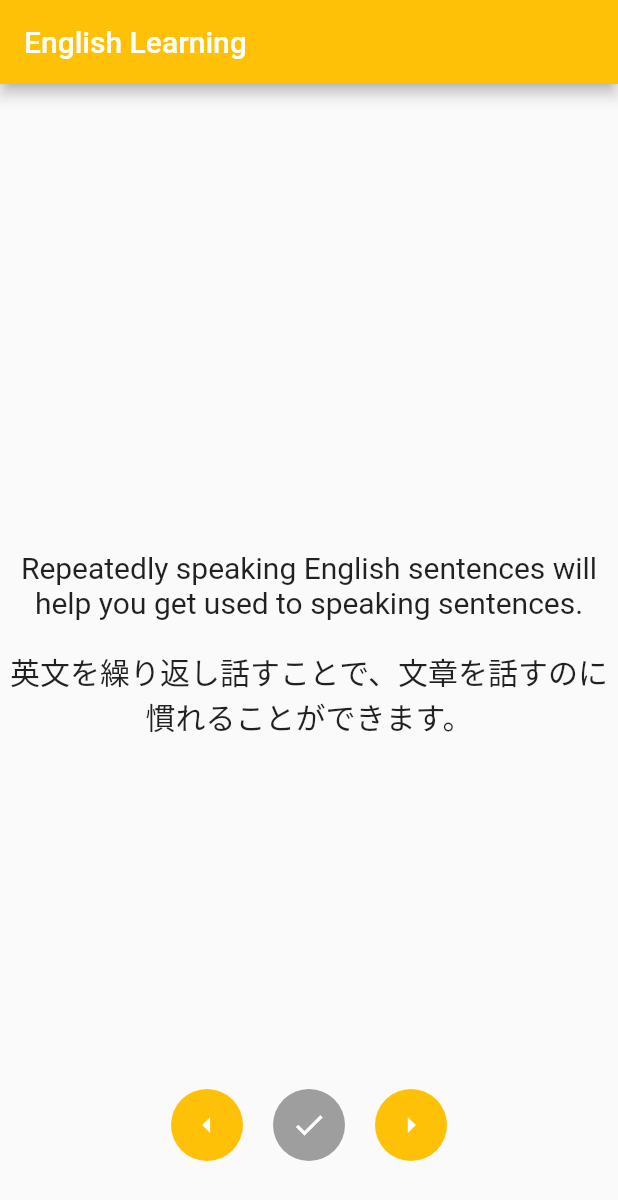
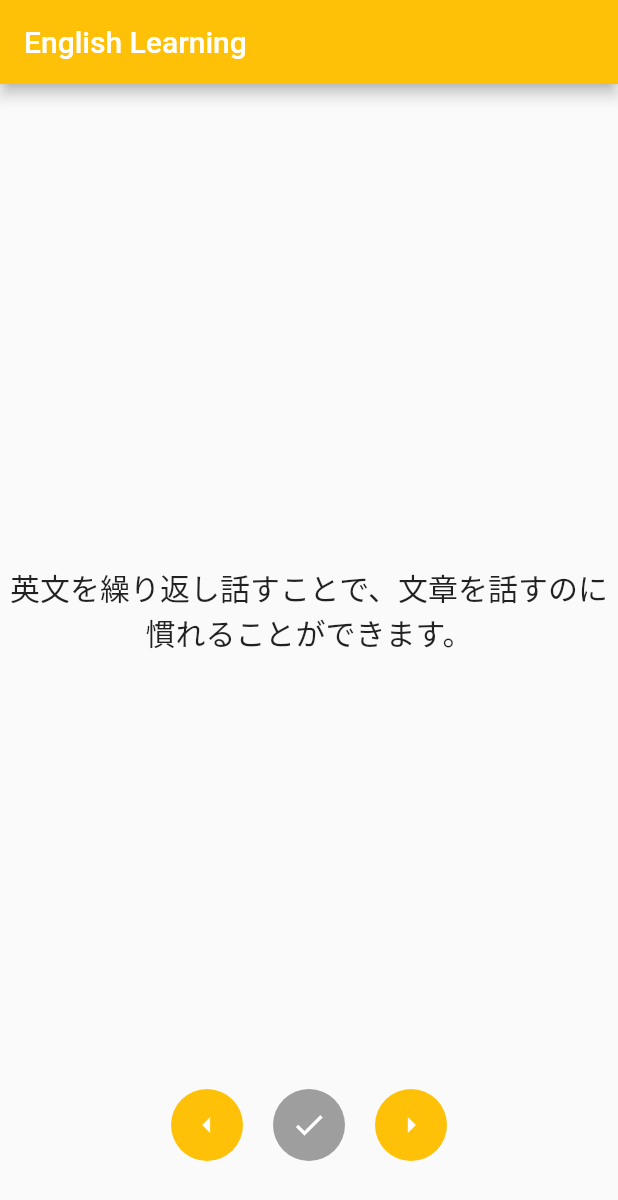
Before and after one commit to Sayama0310/LanguageAcquisitionSupportApp, a Flutter app: the screen it shows after launch, on a phone screen of 412 x 824 dp. Shown: the top 1200 px of the screen. Run offline on Flutter 3.47's test engine with Material 2 defaults, Android fonts, the phone set to English and light mode, and no system bars.

Commit message:
[feat] 問題文の正解を隠すように変更

```diff
--- a/lib/widgets/problem_slider.dart
+++ b/lib/widgets/problem_slider.dart
@@ -21,17 +21,22 @@ class _ProblemSliderState extends State<ProblemSlider> {
             mainAxisSize: MainAxisSize.min,
             children: [
               Text(
-                sentences[_index].acquiredLanguageSentence,
-                style: const TextStyle(fontSize: 20),
-                textAlign: TextAlign.center,
-              ),
-              const SizedBox(height: 20),
-              Text(
                 sentences[_index].nativeLanguageSentence,
                 style: const TextStyle(fontSize: 20),
                 textAlign: TextAlign.center,
               ),
               const SizedBox(height: 20),
+              Visibility(
+                visible: _ok,
+                maintainSize: true,
+                maintainAnimation: true,
+                maintainState: true,
+                child: Text(
+                  sentences[_index].acquiredLanguageSentence,
+                  style: const TextStyle(fontSize: 20),
+                  textAlign: TextAlign.center,
+                ),
+              ),
             ],
           ),
         ),
```
